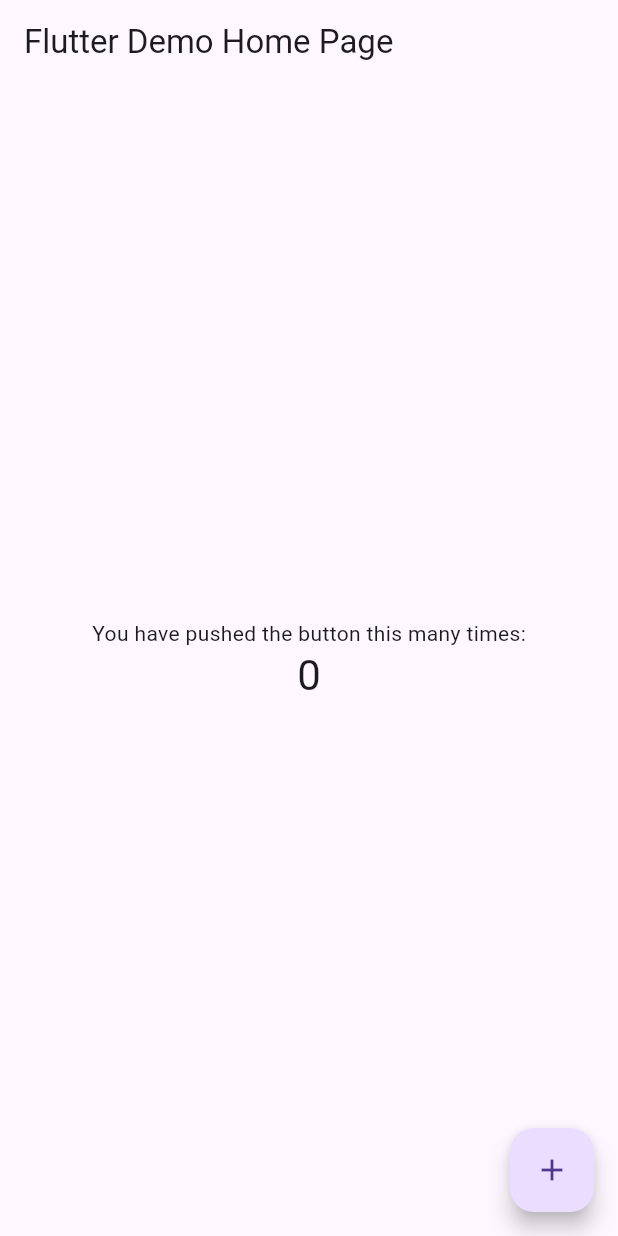
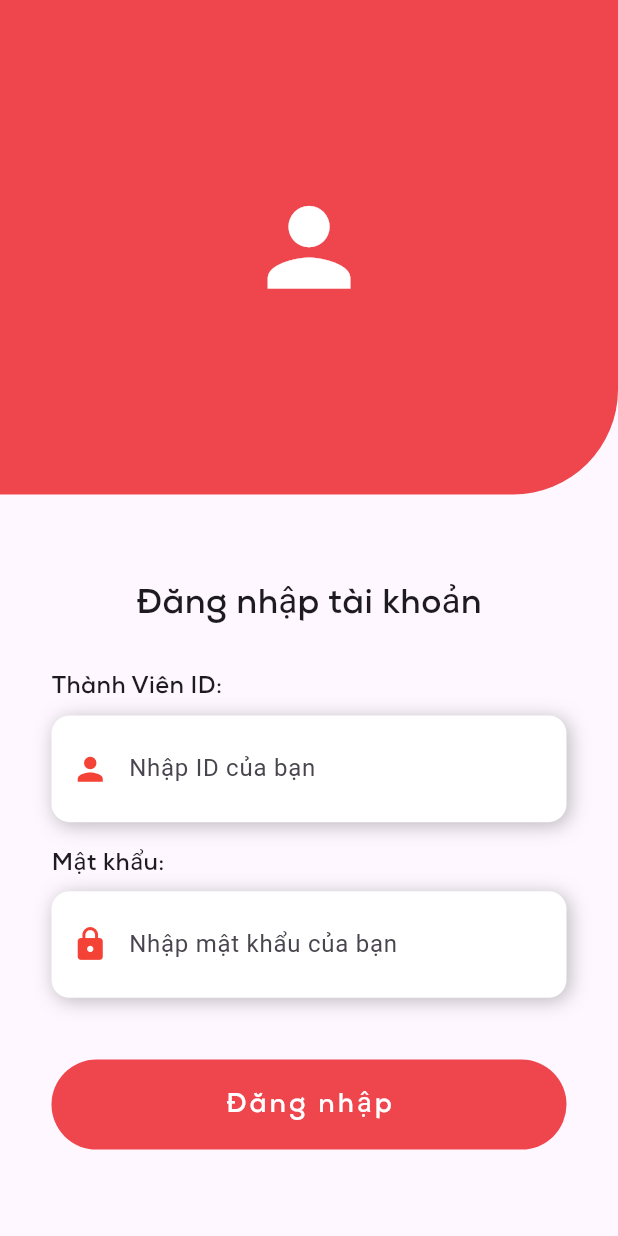
Before and after one commit to Kaicity/Attendance-App, a Flutter app: the screen it shows after launch, on a phone screen of 412 x 824 dp. Run offline on Flutter 3.47's test engine with Material 3 defaults, Android fonts, the phone set to English and light mode, and no system bars; our stand-ins replace cloud_firestore, firebase_core, flutter_keyboard_visibility, shared_preferences; accounts and stored records are empty.

Commit message:
build UI attendance

```diff
--- /dev/null
+++ b/lib/login_screen.dart
@@ -0,0 +1,253 @@
+import 'package:attendance_app/home_screen.dart';
+import 'package:cloud_firestore/cloud_firestore.dart';
+import 'package:flutter/material.dart';
+import 'package:flutter_keyboard_visibility/flutter_keyboard_visibility.dart';
+import 'package:shared_preferences/shared_preferences.dart';
+
+class LoginScreen extends StatefulWidget {
+  const LoginScreen({Key? key}) : super(key: key);
+
+  @override
+  _LoginScreenState createState() => _LoginScreenState();
+}
+
+class _LoginScreenState extends State<LoginScreen> {
+  TextEditingController idController = TextEditingController();
+  TextEditingController passController = TextEditingController();
+
+  double screenHeight = 0;
+  double screenWidth = 0;
+
+  Color primary = const Color(0xFFEEF444C);
+
+  late SharedPreferences sharedPreferences;
+
+  @override
+  Widget build(BuildContext context) {
+    final bool isKeyBoardVisible =
+    KeyboardVisibilityProvider.isKeyboardVisible(context);
+    screenHeight = MediaQuery
+        .of(context)
+        .size
+        .height;
+    screenWidth = MediaQuery
+        .of(context)
+        .size
+        .width;
+
+    return Scaffold(
+      resizeToAvoidBottomInset: false,
+      body: SafeArea(
+        child: SingleChildScrollView(
+          child: Column(
+            children: [
+              isKeyBoardVisible
+                  ? const SizedBox(
+                height: 5,
+              )
+                  : Container(
+                height: screenHeight / 2.5,
+                width: screenWidth,
+                decoration: BoxDecoration(
+                  color: primary,
+                  borderRadius: const BorderRadius.only(
+                      bottomRight: Radius.circular(70)),
+                ),
+                child: Center(
+                  child: Icon(
+                    Icons.person,
+                    color: Colors.white,
+                    size: screenWidth / 5,
+                  ),
+                ),
+              ),
+              Container(
+                margin: EdgeInsets.only(
+                    top: screenHeight / 15, bottom: screenHeight / 30),
+                child: Text(
+                  "Đăng nhập tài khoản",
+                  style: TextStyle(
+                      fontSize: screenWidth / 18, fontFamily: "NexaBold"),
+                ),
+              ),
+              Container(
+                alignment: Alignment.centerLeft,
+                margin: EdgeInsets.symmetric(horizontal: screenWidth / 12),
+                child: Column(
+                  crossAxisAlignment: CrossAxisAlignment.start,
+                  children: [
+                    fieldTitle("Thành Viên ID: "),
+                    customeField(
+                        "Nhập ID của bạn", idController, Icons.person, false),
+                    const SizedBox(
+                      height: 15,
+                    ),
+                    fieldTitle("Mật khẩu: "),
+                    customeField("Nhập mật khẩu của bạn", passController,
+                        Icons.lock, true),
+                    GestureDetector(
+                      onTap: () async {
+                        FocusScope.of(context).unfocus();
+                        String id = idController.text.trim();
+                        String password = passController.text.trim();
+
+                        //Kiem tra thong tin dang nhap den Firebase
+                        if (id.isEmpty) {
+                          ScaffoldMessenger.of(context).showSnackBar(
+                            const SnackBar(
+                              content:
+                              Text("ID thành viên không được để trống"),
+                            ),
+                          );
+                        } else if (password.isEmpty) {
+                          ScaffoldMessenger.of(context).showSnackBar(
+                            const SnackBar(
+                              content: Text("Mật khẩu không được để trống"),
+                            ),
+                          );
+                        } else {
+                          QuerySnapshot snap = await FirebaseFirestore.instance
+                              .collection('Member')
+                              .where('id', isEqualTo: id)
+                              .get();
+
+                          try {
+                            if (password == snap.docs[0]['password']) {
+                              //print("Success");
+                              sharedPreferences =
+                              await SharedPreferences.getInstance();
+
+                              sharedPreferences
+                                  .setString("memberId", id)
+                                  .then((_) {
+                                Navigator.pushReplacement(
+                                  context,
+                                  MaterialPageRoute(
+                                      builder: (context) => HomeScreen()),
+                                );
+                              });
+                            } else {
+                              ScaffoldMessenger.of(context).showSnackBar(
+                                  const SnackBar(
+                                      content:
+                                      Text("Mật khẩu không chính xác!")));
+                            }
+                          } catch (e) {
+                            String error = " ";
+
+                            if (e.toString() ==
+                                "RangeError (index): Invalid value: Valid value range is empty: 0") {
+                              setState(() {
+                                error = "Thành viên không tồn tại";
+                              });
+                            } else {
+                              setState(() {
+                                error = "Có lỗi xảy ra";
+                              });
+                            }
+
+                            ScaffoldMessenger.of(context).showSnackBar(
+                              SnackBar(
+                                content: Text(error),
+                              ),
+                            );
+                          }
+                        }
+                      },
+                      child: Container(
+                        margin: EdgeInsets.only(top: screenHeight / 20),
+                        width: screenWidth,
+                        height: 60,
+                        decoration: BoxDecoration(
+                          color: primary,
+                          borderRadius: const BorderRadius.all(
+                            Radius.circular(30),
+                          ),
+                        ),
+                        child: const Center(
+                          child: Text(
+                            "Đăng nhập",
+                            style: TextStyle(
+                              color: Colors.white,
+                              fontFamily: "NexaBold",
+                              fontSize: 18,
+                              letterSpacing: 2,
+                            ),
+                          ),
+                        ),
+                      ),
+                    ),
+                  ],
+                ),
+              ),
+            ],
+          ),
+        ),
+      ),
+    );
+  }
+
+  Widget fieldTitle(String title) {
+    return Container(
+      margin: const EdgeInsets.only(bottom: 6),
+      child: Text(
+        title,
+        style: TextStyle(
+          fontSize: screenWidth / 26,
+          fontFamily: "NexaBold",
+        ),
+      ),
+    );
+  }
+
+  Widget customeField(String hintText, TextEditingController controllerGetValue,
+      IconData icon, bool obscure) {
+    return Container(
+      width: screenWidth,
+      decoration: const BoxDecoration(
+        color: Colors.white,
+        borderRadius: BorderRadius.all(
+          Radius.circular(12),
+        ),
+        boxShadow: [
+          BoxShadow(
+            color: Colors.black26,
+            blurRadius: 10,
+            offset: Offset(2, 2),
+          ),
+        ],
+      ),
+      child: Row(
+        children: [
+          Container(
+            width: screenWidth / 8,
+            child: Icon(
+              icon,
+              color: Colors.red,
+              size: 25,
+            ),
+          ),
+          Expanded(
+            child: Padding(
+              padding: EdgeInsets.only(right: screenWidth / 6),
+              child: TextFormField(
+                controller: controllerGetValue,
+                enableSuggestions: false,
+                autocorrect: false,
+                decoration: InputDecoration(
+                  contentPadding: EdgeInsets.symmetric(
+                    vertical: screenHeight / 35,
+                  ),
+                  border: InputBorder.none,
+                  hintText: hintText,
+                ),
+                maxLines: 1,
+                obscureText: obscure,
+              ),
+            ),
+          ),
+        ],
+      ),
+    );
+  }
+}
--- a/lib/main.dart
+++ b/lib/main.dart
@@ -1,6 +1,15 @@
+import 'package:attendance_app/home_screen.dart';
+import 'package:firebase_core/firebase_core.dart';
 import 'package:flutter/material.dart';
+import 'package:flutter_keyboard_visibility/flutter_keyboard_visibility.dart';
+import 'package:shared_preferences/shared_preferences.dart';
 
-void main() {
+import 'login_screen.dart';
+
+Future<void> main() async {
+  WidgetsFlutterBinding.ensureInitialized();
+  await Firebase.initializeApp();
+
   runApp(const MyApp());
 }
 
@@ -11,105 +20,55 @@
   @override
   Widget build(BuildContext context) {
     return MaterialApp(
-      title: 'Flutter Demo',
+      debugShowCheckedModeBanner: false,
+      title: 'Attendance timekeeping',
       theme: ThemeData(
-        // This is the theme of your application.
-        //
-        // Try running your application with "flutter run". You'll see the
-        // application has a blue toolbar. Then, without quitting the app, try
-        // changing the primarySwatch below to Colors.green and then invoke
-        // "hot reload" (press "r" in the console where you ran "flutter run",
-        // or simply save your changes to "hot reload" in a Flutter IDE).
-        // Notice that the counter didn't reset back to zero; the application
-        // is not restarted.
         primarySwatch: Colors.blue,
       ),
-      home: const MyHomePage(title: 'Flutter Demo Home Page'),
+      home: const KeyboardVisibilityProvider(
+        child: AuthCheck(),
+      ),
     );
   }
 }
 
-class MyHomePage extends StatefulWidget {
-  const MyHomePage({super.key, required this.title});
-
-  // This widget is the home page of your application. It is stateful, meaning
-  // that it has a State object (defined below) that contains fields that affect
-  // how it looks.
-
-  // This class is the configuration for the state. It holds the values (in this
-  // case the title) provided by the parent (in this case the App widget) and
-  // used by the build method of the State. Fields in a Widget subclass are
-  // always marked "final".
-
-  final String title;
+class AuthCheck extends StatefulWidget {
+  const AuthCheck({Key? key}) : super(key: key);
 
   @override
-  State<MyHomePage> createState() => _MyHomePageState();
+  State<AuthCheck> createState() => _AuthCheckState();
 }
 
-class _MyHomePageState extends State<MyHomePage> {
-  int _counter = 0;
+class _AuthCheckState extends State<AuthCheck> {
+  bool userAvailable = false;
+  late SharedPreferences sharedPreferences;
 
-  void _incrementCounter() {
-    setState(() {
-      // This call to setState tells the Flutter framework that something has
-      // changed in this State, which causes it to rerun the build method below
-      // so that the display can reflect the updated values. If we changed
-      // _counter without calling setState(), then the build method would not be
-      // called again, and so nothing would appear to happen.
-      _counter++;
-    });
+  @override
+  void initState() {
+    super.initState();
+
+    getCurrentUser();
+  }
+
+  void getCurrentUser() async {
+    //Lay thong tin user login
+    sharedPreferences = await SharedPreferences.getInstance();
+
+    try {
+      if (sharedPreferences.getString('memberId') != null) {
+        setState(() {
+          userAvailable = true;
+        });
+      }
+    } catch (e) {
+      setState(() {
+        userAvailable = false;
+      });
+    }
   }
 
   @override
   Widget build(BuildContext context) {
-    // This method is rerun every time setState is called, for instance as done
-    // by the _incrementCounter method above.
-    //
-    // The Flutter framework has been optimized to make rerunning build methods
-    // fast, so that you can just rebuild anything that needs updating rather
-    // than having to individually change instances of widgets.
-    return Scaffold(
-      appBar: AppBar(
-        // Here we take the value from the MyHomePage object that was created by
-        // the App.build method, and use it to set our appbar title.
-        title: Text(widget.title),
-      ),
-      body: Center(
-        // Center is a layout widget. It takes a single child and positions it
-        // in the middle of the parent.
-        child: Column(
-          // Column is also a layout widget. It takes a list of children and
-          // arranges them vertically. By default, it sizes itself to fit its
-          // children horizontally, and tries to be as tall as its parent.
-          //
-          // Invoke "debug painting" (press "p" in the console, choose the
-          // "Toggle Debug Paint" action from the Flutter Inspector in Android
-          // Studio, or the "Toggle Debug Paint" command in Visual Studio Code)
-          // to see the wireframe for each widget.
-          //
-          // Column has various properties to control how it sizes itself and
-          // how it positions its children. Here we use mainAxisAlignment to
-          // center the children vertically; the main axis here is the vertical
-          // axis because Columns are vertical (the cross axis would be
-          // horizontal).
-          mainAxisAlignment: MainAxisAlignment.center,
-          children: <Widget>[
-            const Text(
-              'You have pushed the button this many times:',
-            ),
-            Text(
-              '$_counter',
-              style: Theme.of(context).textTheme.headlineMedium,
-            ),
-          ],
-        ),
-      ),
-      floatingActionButton: FloatingActionButton(
-        onPressed: _incrementCounter,
-        tooltip: 'Increment',
-        child: const Icon(Icons.add),
-      ), // This trailing comma makes auto-formatting nicer for build methods.
-    );
+    return userAvailable ? const HomeScreen() : const LoginScreen();
   }
 }
```
Also changed, not shown: lib/home_screen.dart (added, +19 -0 lines), pubspec.yaml (+11 -11 lines), assets/fonts/NexaBold.otf (added), assets/fonts/NexaRegular.otf (added), pubspec.lock, 8 other files.
